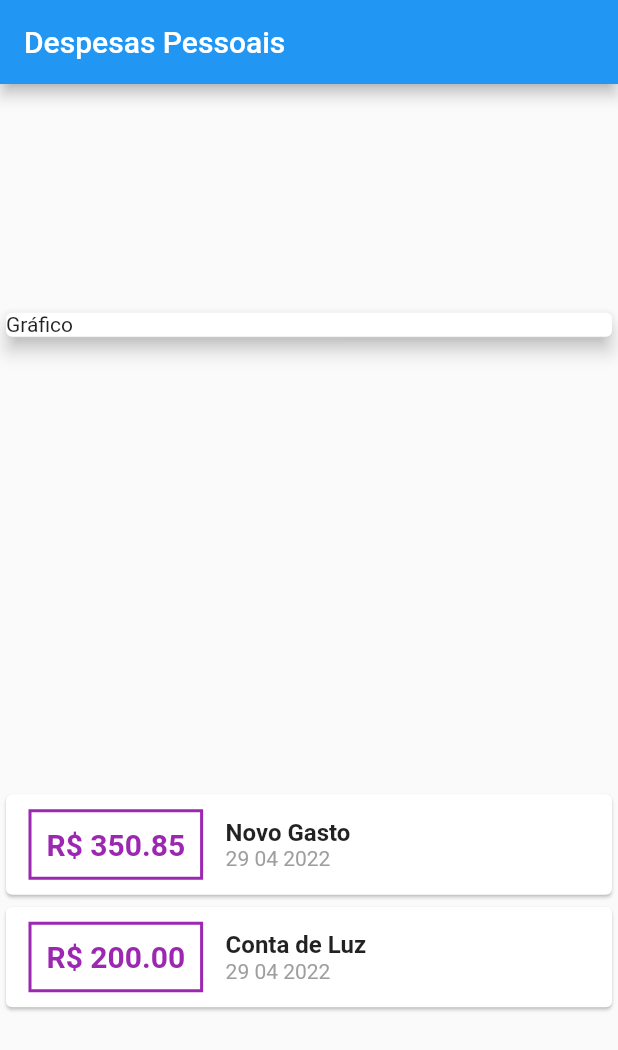
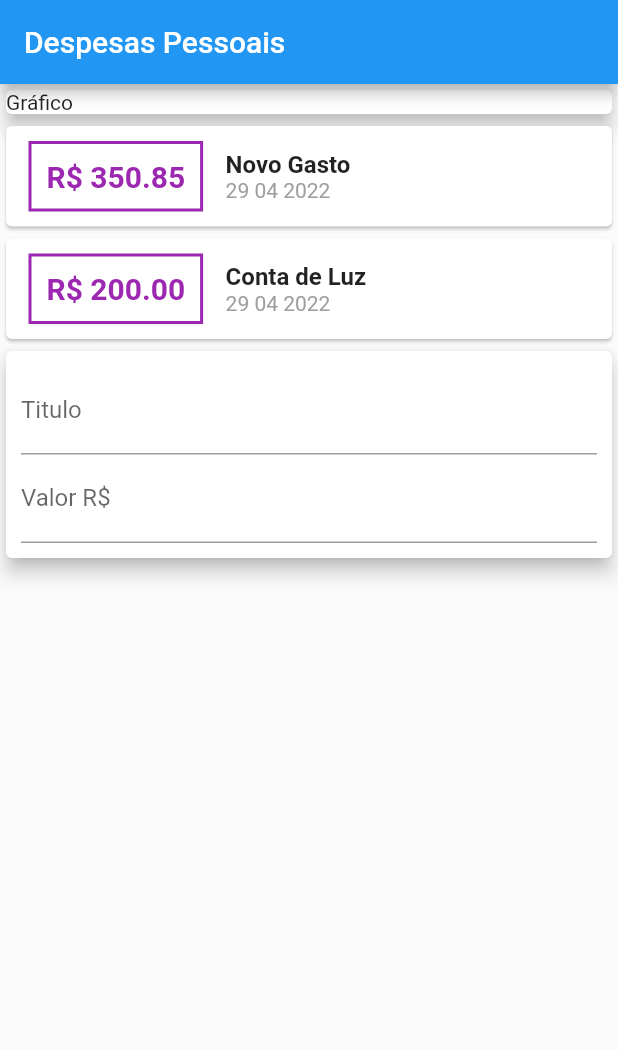
Before and after one commit to LucasWMedeiros/ProjetoGastosPessoais, a Flutter app: the screen it shows after launch, on a phone screen of 412 x 824 dp. Shown: the top 1050 px of the screen. Run offline on Flutter 3.47's test engine with Material 2 defaults, Android fonts, the phone set to English and light mode, and no system bars.

Commit message:
adicionando TextField

```diff
--- a/lib/main.dart
+++ b/lib/main.dart
@@ -30,7 +30,6 @@ class MyHomePage extends StatelessWidget {
           title: Text('Despesas Pessoais'),
         ),
         body: Column(
-          mainAxisAlignment: MainAxisAlignment.spaceAround,
           crossAxisAlignment: CrossAxisAlignment.stretch,
           // ignore: prefer_const_literals_to_create_immutables
           children: [
@@ -75,7 +74,28 @@ class MyHomePage extends StatelessWidget {
                   ]),
                 );
               }).toList(),
-            )
+            ),
+            Card(
+              elevation: 5,
+                child: Padding(
+                  padding: const EdgeInsets.all(10),
+                  child: Column(
+                    // ignore: prefer_const_literals_to_create_immutables
+                    children: [
+                      TextField(
+                        decoration: InputDecoration(
+                          labelText: 'Titulo',
+                        ),
+                      ),
+                      TextField(
+                        decoration: InputDecoration(
+                          labelText: 'Valor R\$'
+                        ),
+                      )
+                    ],
+                  ),
+                ),
+              ),
           ],
         ));
   }
```
